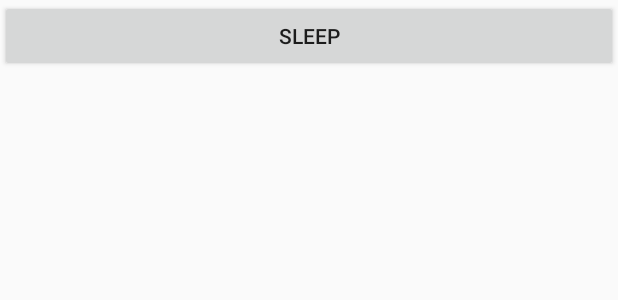
After one commit to tinyvampirepudge/ThirdPartyLibraryStudy, an Android app: the layout activity_block_canary.xml on its own in the app's theme, with its tools: preview values and no code run, on a phone screen of 412 x 824 dp. The commit adds this screen. Shown: the top 300 px of the screen. Run offline under Robolectric (Android 15) with nearby library versions, the phone set to English and light mode, and no system bars.

Commit message:
BlockCanary添加

```diff
--- a/app/build.gradle
+++ b/app/build.gradle
@@ -54,4 +54,6 @@ dependencies {
     implementation 'com.github.bumptech.glide:glide:3.7.0'
 
     implementation 'com.squareup.leakcanary:leakcanary-android:1.5.4'
+
+    implementation 'com.github.markzhai:blockcanary-android:1.5.0'
 }
--- a/app/src/main/AndroidManifest.xml
+++ b/app/src/main/AndroidManifest.xml
@@ -30,7 +30,8 @@
         <activity android:name=".leakcanary.HandlerLeakActivity" />
         <activity android:name=".leakcanary.NonStaticInnerClassLeakActivity" />
         <activity android:name=".leakcanary.ThreadLeakActivity" />
-        <activity android:name=".leakcanary.WebviewLeakActivity"></activity>
+        <activity android:name=".leakcanary.WebviewLeakActivity" />
+        <activity android:name=".blockcanary.BlockCanaryActivity"></activity>
     </application>
 
 </manifest>
--- a/app/src/main/java/com/tinytongtong/thirdpartylibrarystudy/MainActivity.java
+++ b/app/src/main/java/com/tinytongtong/thirdpartylibrarystudy/MainActivity.java
@@ -4,6 +4,7 @@ import android.os.Bundle;
 import android.support.v7.app.AppCompatActivity;
 import android.widget.Button;
 
+import com.tinytongtong.thirdpartylibrarystudy.blockcanary.BlockCanaryActivity;
 import com.tinytongtong.thirdpartylibrarystudy.glide.GlideActivity;
 import com.tinytongtong.thirdpartylibrarystudy.leakcanary.LeakCanaryActivity;
 import com.tinytongtong.thirdpartylibrarystudy.okhttp.OkhttpActivity;
@@ -70,6 +71,7 @@ public class MainActivity extends AppCompatActivity {
 
     @OnClick(R.id.btn_blockcanary)
     public void onBtnBlockcanaryClicked() {
+        BlockCanaryActivity.actionStart(this);
     }
 
     @OnClick(R.id.btn_eventbus)
--- a/app/src/main/java/com/tinytongtong/thirdpartylibrarystudy/MyApplication.java
+++ b/app/src/main/java/com/tinytongtong/thirdpartylibrarystudy/MyApplication.java
@@ -2,7 +2,9 @@ package com.tinytongtong.thirdpartylibrarystudy;
 
 import android.app.Application;
 
+import com.github.moduth.blockcanary.BlockCanary;
 import com.squareup.leakcanary.LeakCanary;
+import com.tinytongtong.thirdpartylibrarystudy.blockcanary.AppBlockCanaryContext;
 
 /**
  * @Description: TODO
@@ -20,5 +22,8 @@ public class MyApplication extends Application {
             return;
         }
         LeakCanary.install(this);
+
+        // Do it on main process
+        BlockCanary.install(this, new AppBlockCanaryContext()).start();
     }
 }
--- /dev/null
+++ b/app/src/main/res/layout/activity_block_canary.xml
@@ -0,0 +1,15 @@
+<?xml version="1.0" encoding="utf-8"?>
+<android.support.constraint.ConstraintLayout xmlns:android="http://schemas.android.com/apk/res/android"
+    xmlns:app="http://schemas.android.com/apk/res-auto"
+    xmlns:tools="http://schemas.android.com/tools"
+    android:layout_width="match_parent"
+    android:layout_height="match_parent"
+    tools:context=".blockcanary.BlockCanaryActivity">
+
+    <Button
+        android:id="@+id/btn_sleep"
+        android:layout_width="match_parent"
+        android:layout_height="wrap_content"
+        android:text="sleep" />
+
+</android.support.constraint.ConstraintLayout>
--- a/app/src/main/res/values/strings.xml
+++ b/app/src/main/res/values/strings.xml
@@ -1,3 +1,4 @@
 <resources>
     <string name="app_name">ThirdPartyLibraryStudy</string>
+    <string name="block_canary_display_activity_label">TinyBlocks</string>
 </resources>
```
Also changed, not shown: app/src/main/java/com/tinytongtong/thirdpartylibrarystudy/blockcanary/AppBlockCanaryContext.java (added, +164 -0 lines), app/src/main/java/com/tinytongtong/thirdpartylibrarystudy/blockcanary/BlockCanaryActivity.java (added, +47 -0 lines).
